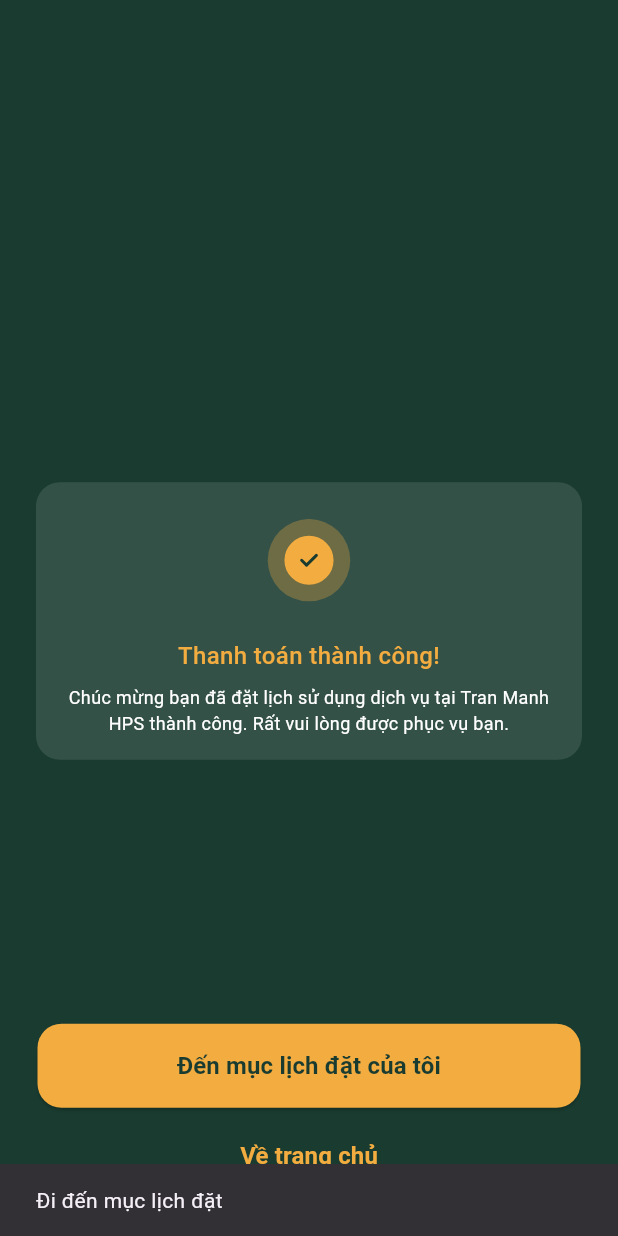
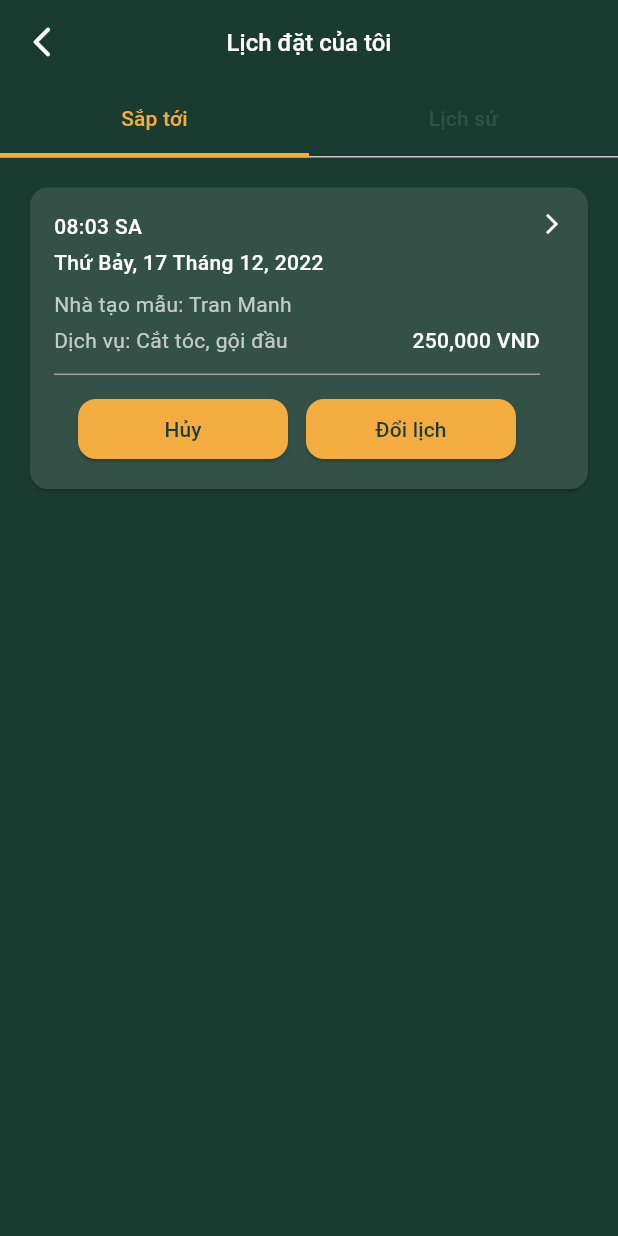
Before and after one commit to finnndev/mobile_training, a Flutter app: the Qr_Payment_Screen screen opened directly, after a tap on "Đến mục lịch đặt của tôi", on a phone screen of 412 x 824 dp. Run offline on Flutter 3.47's test engine with Material 3 defaults, Android fonts, the phone set to English and light mode, and no system bars; our stand-ins replace carousel_slider, flutter_svg, smooth_page_indicator.

Commit message:
feat(bookingSchedule) :

```diff
--- a/hps_app/lib/main.dart
+++ b/hps_app/lib/main.dart
@@ -1,6 +1,8 @@
 import 'package:flutter/material.dart';
 import 'package:hps_app/module/qr/qr_Screen.dart';
 import 'package:hps_app/module/splash/splash_screen.dart';
+
+import 'module/bookingSchedule/bookingSchedule_screen.dart';
 
 void main() {
   runApp(const MainApp());
@@ -11,7 +13,7 @@ class MainApp extends StatelessWidget {
 
   @override
   Widget build(BuildContext context) {
-    return const MaterialApp(
+    return  MaterialApp(
       home: SplashScreen(),
       debugShowCheckedModeBanner: false,
     );
--- /dev/null
+++ b/hps_app/lib/module/bookingSchedule/bookingSchedule_screen.dart
@@ -0,0 +1,260 @@
+import 'package:flutter/material.dart';
+import 'package:hps_app/shared/constants/colors.dart';
+
+class BookingScheduleScreen extends StatelessWidget {
+  const BookingScheduleScreen({Key? key}) : super(key: key);
+
+  @override
+  Widget build(BuildContext context) {
+    return DefaultTabController(
+      length: 2,
+      child: Scaffold(
+        backgroundColor: ColorsConstants.secondsBackground,
+        appBar: AppBar(
+          backgroundColor: ColorsConstants.secondsBackground,
+          elevation: 0,
+          leading: const Icon(
+            Icons.arrow_back_ios_new_rounded,
+            color: Colors.white,
+          ),
+          title: const Text(
+            'Lịch đặt của tôi',
+            style: TextStyle(
+              color: Colors.white,
+              fontSize: 16,
+              fontFamily: 'Roboto',
+              fontWeight: FontWeight.w500,
+            ),
+          ),
+          centerTitle: true,
+          bottom: const TabBar(
+            labelColor: ColorsConstants.yellowPrimary,
+            unselectedLabelColor: ColorsConstants.gray,
+            indicatorColor: ColorsConstants.yellowPrimary,
+            indicatorWeight: 3.0,
+            indicatorSize: TabBarIndicatorSize.tab,
+            labelStyle: TextStyle(
+              fontFamily: 'Roboto',
+              fontWeight: FontWeight.w500,
+              fontSize: 14,
+            ),
+            unselectedLabelStyle: TextStyle(
+              fontFamily: 'Roboto',
+              fontWeight: FontWeight.w500,
+              fontSize: 14,
+            ),
+            tabs: [Tab(text: 'Sắp tới'), Tab(text: 'Lịch sử')],
+          ),
+        ),
+        body: TabBarView(
+          children: [
+            _buildBookingList(
+              items: const [
+                BookingItem(
+                  time: '08:03 SA',
+                  date: 'Thứ Bảy, 17 Tháng 12, 2022',
+                  stylist: 'Tran Manh',
+                  service: 'Cắt tóc, gội đầu',
+                  price: '250,000 VND',
+                  status: 'Hủy',
+                ),
+              ],
+            ),
+            _buildBookingList(
+              items: const [
+                BookingItem(
+                  time: '17:00 CH',
+                  date: 'Thứ Bảy, 08 Tháng 10, 2022',
+                  stylist: 'Tran Manh',
+                  service: 'Cắt tóc, nhuộm tóc',
+                  price: '500,000 VND',
+                  status: 'Đánh giá',
+                ),
+                BookingItem(
+                  time: '14:30 CH',
+                  date: 'Thứ Bảy, 08 Tháng 10, 2022',
+                  stylist: 'Jun Won',
+                  service: 'Cắt tóc, tạo mẫu',
+                  price: '300,000 VND',
+                  status: 'Đánh giá',
+                ),
+              ],
+            ),
+          ],
+        ),
+      ),
+    );
+  }
+
+  Widget _buildBookingList({required List<BookingItem> items}) {
+    return ListView.separated(
+      padding: const EdgeInsets.all(16.0),
+      itemCount: items.length,
+      itemBuilder: (context, index) => items[index],
+      separatorBuilder: (context, index) => const SizedBox(height: 16),
+    );
+  }
+}
+
+class BookingItem extends StatelessWidget {
+  final String time;
+  final String date;
+  final String stylist;
+  final String service;
+  final String price;
+  final String status;
+
+  const BookingItem({
+    required this.time,
+    required this.date,
+    required this.stylist,
+    required this.service,
+    required this.price,
+    required this.status,
+    Key? key,
+  }) : super(key: key);
+
+  @override
+  Widget build(BuildContext context) {
+    return Card(
+      shape: RoundedRectangleBorder(borderRadius: BorderRadius.circular(12.0)),
+      color: ColorsConstants.gray,
+      child: Padding(
+        padding: const EdgeInsets.all(16.0),
+        child: Row(
+          crossAxisAlignment: CrossAxisAlignment.start,
+          children: [
+            Expanded(child: _buildInfoAndActions()),
+            const Align(
+              alignment: Alignment.topRight,
+              child: Icon(
+                Icons.arrow_forward_ios,
+                color: Colors.white,
+                size: 16,
+              ),
+            ),
+          ],
+        ),
+      ),
+    );
+  }
+
+  Widget _buildInfoAndActions() {
+    return Column(
+      crossAxisAlignment: CrossAxisAlignment.start,
+      children: [
+        _buildInfoSection(),
+        const SizedBox(height: 12),
+        const Divider(color: Colors.grey, height: 1),
+        const SizedBox(height: 12),
+        Row(
+          mainAxisAlignment: MainAxisAlignment.center,
+          children: [
+            _buildActionButton(
+              text: status,
+              textColor: ColorsConstants.secondsBackground,
+              backgroundColor: ColorsConstants.yellowPrimary,
+            ),
+            const SizedBox(width: 12),
+            _buildActionButton(
+              text: 'Đổi lịch',
+              textColor: ColorsConstants.secondsBackground,
+              backgroundColor: ColorsConstants.yellowPrimary,
+            ),
+          ],
+        ),
+      ],
+    );
+  }
+
+  Widget _buildInfoSection() {
+    return Column(
+      crossAxisAlignment: CrossAxisAlignment.start,
+      children: [
+        Text(
+          time,
+          style: const TextStyle(
+            color: Colors.white,
+            fontSize: 14,
+            fontFamily: 'Roboto',
+            fontWeight: FontWeight.w500,
+          ),
+        ),
+        const SizedBox(height: 4),
+        Text(
+          date,
+          style: const TextStyle(
+            color: Colors.white,
+            fontSize: 14,
+            fontFamily: 'Roboto',
+            fontWeight: FontWeight.w500,
+          ),
+        ),
+        const SizedBox(height: 8),
+        Text(
+          'Nhà tạo mẫu: $stylist',
+          style: const TextStyle(
+            color: Colors.white70,
+            fontSize: 14,
+            fontFamily: 'Roboto',
+            fontWeight: FontWeight.w400,
+          ),
+        ),
+        const SizedBox(height: 4),
+        Row(
+          mainAxisAlignment: MainAxisAlignment.spaceBetween,
+          children: [
+            Text(
+              'Dịch vụ: $service',
+              style: const TextStyle(
+                color: Colors.white70,
+                fontSize: 14,
+                fontFamily: 'Roboto',
+                fontWeight: FontWeight.w400,
+              ),
+            ),
+            Text(
+              price,
+              style: const TextStyle(
+                color: Colors.white,
+                fontSize: 14,
+                fontFamily: 'Roboto',
+                fontWeight: FontWeight.w500,
+              ),
+            ),
+          ],
+        ),
+      ],
+    );
+  }
+
+  Widget _buildActionButton({
+    required String text,
+    required Color textColor,
+    required Color backgroundColor,
+  }) {
+    return ElevatedButton(
+      onPressed: () {},
+      style: ElevatedButton.styleFrom(
+        backgroundColor: backgroundColor,
+        shape: RoundedRectangleBorder(
+          borderRadius: BorderRadius.circular(12.0),
+        ),
+        padding: const EdgeInsets.symmetric(
+          horizontal: 20,
+          vertical: 8,
+        ),
+        minimumSize: const Size(140, 40),
+      ),
+      child: Text(
+        text,
+        style: TextStyle(
+          color: textColor,
+          fontSize: 14,
+          fontFamily: 'Roboto',
+          fontWeight: FontWeight.w500,
+        ),
+      ),
+    );
+  }
+}
--- a/hps_app/lib/module/qr_payment/qr_payment_screen.dart
+++ b/hps_app/lib/module/qr_payment/qr_payment_screen.dart
@@ -1,5 +1,6 @@
 import 'package:flutter/material.dart';
 import 'package:flutter_svg/flutter_svg.dart';
+import 'package:hps_app/module/bookingSchedule/bookingSchedule_screen.dart';
 import 'package:hps_app/module/home/home_screen.dart';
 import 'package:hps_app/shared/constants/colors.dart';
 
@@ -51,9 +52,10 @@ class Qr_Payment_Screen extends StatelessWidget {
               width: 362,
               height: 56,
               child: ElevatedButton(onPressed: (){
-                ScaffoldMessenger.of(
+                Navigator.push(
                   context,
-                ).showSnackBar(const SnackBar(content: Text('Đi đến mục lịch đặt')));
+                  MaterialPageRoute(builder: (context) => BookingScheduleScreen()),
+                );
               },
               style: ElevatedButton.styleFrom(
                 backgroundColor: Color(0xffF3AC40),
```
